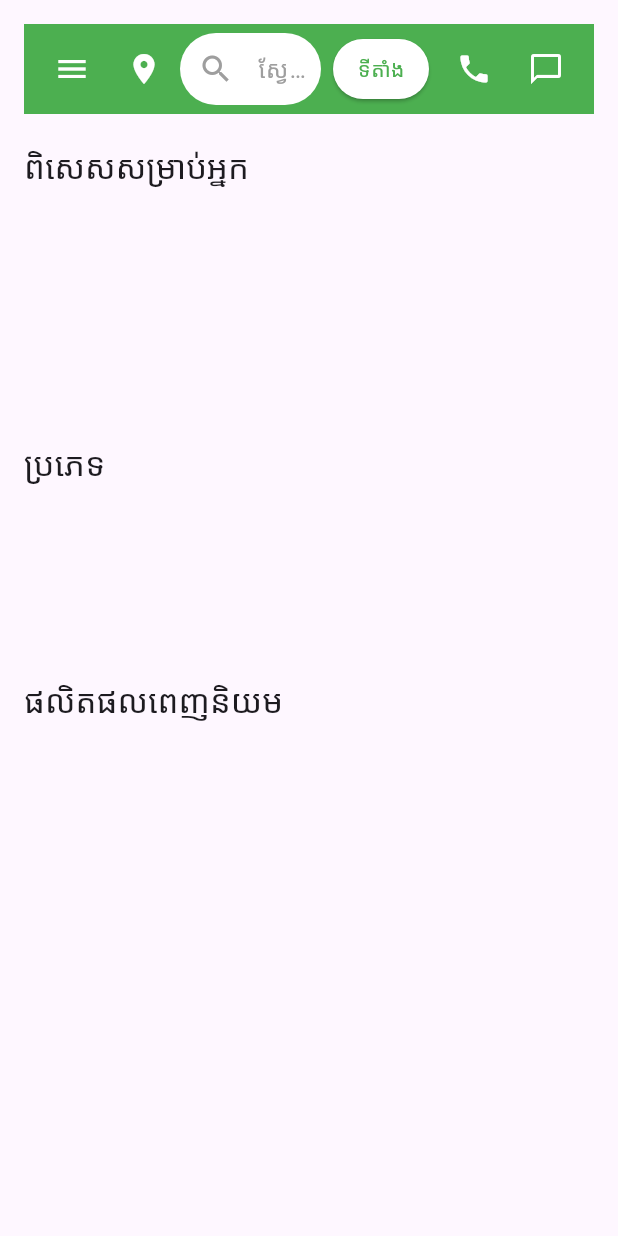
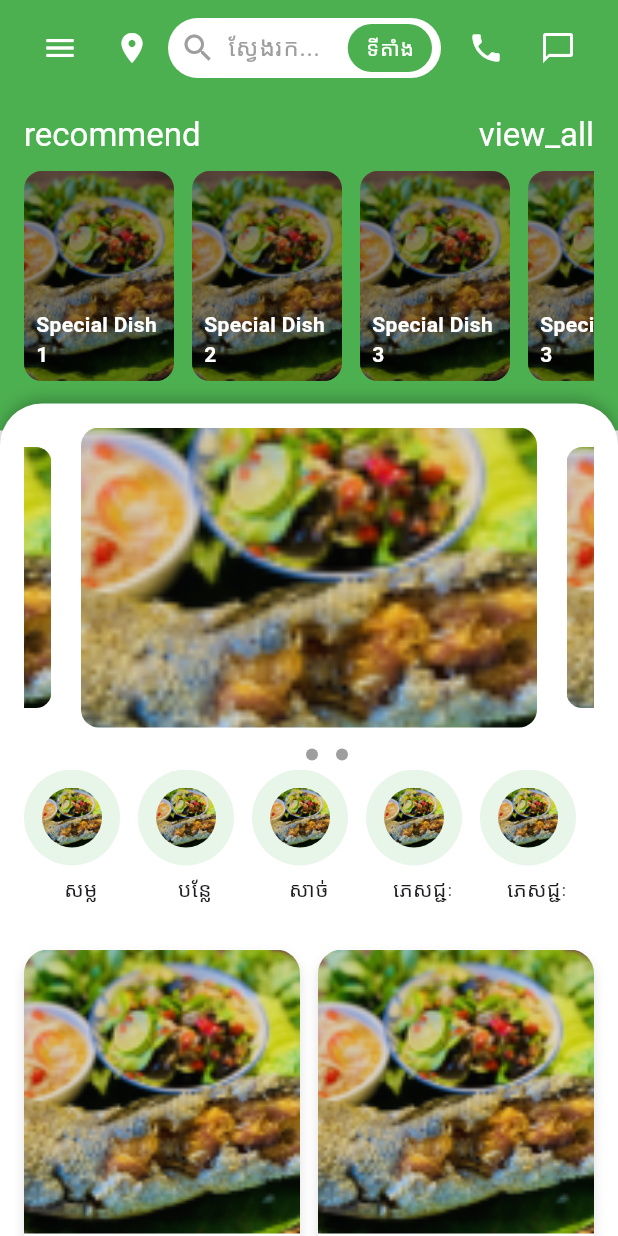
Before and after one commit to Chhoranndorn/ecommerce_app_fullstack, a Flutter app: the HomeView screen opened by its route, after a tap on the "menu" icon, on a phone screen of 412 x 824 dp. Run offline on Flutter 3.47's test engine with Material 3 defaults, Android fonts, the light colour scheme and no system bars; drawn by our look-alikes of carousel_slider, dots_indicator; our stand-ins replace cached_network_image, dio, get, shared_preferences; accounts and stored records are empty; network calls fail.

Commit message:
update homescreen

```diff
--- a/lib/app/modules/home/controllers/home_controller.dart
+++ b/lib/app/modules/home/controllers/home_controller.dart
@@ -13,56 +13,63 @@ class HomeController extends GetxController {
   var user = {}.obs;
   var isLoading = true.obs;
   var errorMessage = "".obs;
-  var specials = <Special>[].obs;
-  var categories = <Category>[].obs;
-  var products = <Product>[].obs;
+  // var specials = <Special>[].obs;
+  // var categories = <Category>[].obs;
+  // var products = <Product>[].obs;
 
   @override
- void onInit(){
+  void onInit() {
     super.onInit();
     fetchProfile();
     fetchHomeData();
   }
 
- Future<void> fetchHomeData()async{
-  try{
+  Future<void> fetchHomeData() async {
+    try {
       isLoading.value = true;
       final data = await _service.fetchHomeData();
-      specials.assignAll(data["specials"] as List<Special>);
-      categories.assignAll(data["categories"] as List<Category>);
-      products.assignAll(data["products"] as List<Product>);
+      // specials.assignAll(data["specials"] as List<Special>);
+      // categories.assignAll(data["categories"] as List<Category>);
+      // products.assignAll(data["products"] as List<Product>);
       errorMessage.value = "";
-  }catch(e){
+    } catch (e) {
       errorMessage.value = "Failed to load data";
-  }finally{
+    } finally {
       isLoading.value = false;
     }
   }
 
   // Dashboard state
 
-  // var categories = [
-  //   {"name": "សម្ល", "icon": Images.catDrink},
-  //   {"name": "បន្លែ", "icon": Images.catDrink},
-  //   {"name": "សាច់", "icon": Images.catDrink},
-  //   {"name": "ភេសជ្ជៈ", "icon": Images.catDrink},
-  //   {"name": "ភេសជ្ជៈ", "icon": Images.catDrink},
-  //   {"name": "ភេសជ្ជៈ", "icon": Images.catDrink},
-  //   {"name": "ភេសជ្ជៈ", "icon": Images.catDrink},
-  //   {"name": "ភេសជ្ជៈ", "icon": Images.catDrink},
-  // ].obs;
+  var categories = [
+    {"name": "សម្ល", "icon": Images.catDrink},
+    {"name": "បន្លែ", "icon": Images.catDrink},
+    {"name": "សាច់", "icon": Images.catDrink},
+    {"name": "ភេសជ្ជៈ", "icon": Images.catDrink},
+    {"name": "ភេសជ្ជៈ", "icon": Images.catDrink},
+    {"name": "ភេសជ្ជៈ", "icon": Images.catDrink},
+    {"name": "ភេសជ្ជៈ", "icon": Images.catDrink},
+    {"name": "ភេសជ្ជៈ", "icon": Images.catDrink},
+  ].obs;
 
-  // var specials = [
-  //   {"name": "Special Dish 1", "image": Images.catDrink},
-  //   {"name": "Special Dish 2", "image": Images.catDrink},
-  //   {"name": "Special Dish 3", "image": Images.catDrink},
-  // ].obs;
+  var specials = [
+    {"name": "Special Dish 1", "image": Images.catDrink},
+    {"name": "Special Dish 2", "image": Images.catDrink},
+    {"name": "Special Dish 3", "image": Images.catDrink},
+    {"name": "Special Dish 3", "image": Images.catDrink},
+    {"name": "Special Dish 3", "image": Images.catDrink},
+  ].obs;
 
-  // var products = [
-  //   {"name": "ទឹកត្រីមួយកែវ", "price": 2.0, "image": Images.catDrink},
-  //   {"name": "សាច់ក្រក", "price": 10.0, "image": Images.catDrink},
-  //   {"name": "កាហ្វេតែខែ", "price": 1.0, "image": Images.catDrink},
-  // ].obs;
+  var products = [
+    {"name": "ទឹកត្រីមួយកែវ", "price": 2.0, "image": Images.catDrink},
+    {"name": "សាច់ក្រក", "price": 10.0, "image": Images.catDrink},
+    {"name": "កាហ្វេតែខែ", "price": 1.0, "image": Images.catDrink},
+  ].obs;
+  var imageUrls = [
+    {"image": Images.catDrink},
+    {"image": Images.catDrink},
+    {"image": Images.catDrink},
+  ].obs;
 
   Future<void> fetchProfile() async {
     try {
@@ -84,8 +91,4 @@ fetchHomeData();
       Get.snackbar("Error", e.toString());
     }
   }
-
-
-
-
 }
--- a/lib/app/modules/home/views/home_view.dart
+++ b/lib/app/modules/home/views/home_view.dart
@@ -1,4 +1,5 @@
-import 'package:e_commerce_app/app/widgets/custom_cached_image.dart';
+import 'package:e_commerce_app/app/widgets/my_carousel.dart';
+import 'package:e_commerce_app/util/img_provider.dart';
 import 'package:flutter/material.dart';
 import 'package:get/get.dart';
 import '../controllers/home_controller.dart';
@@ -9,87 +10,94 @@ class HomeView extends GetView<HomeController> {
 
   @override
   Widget build(BuildContext context) {
-
     final GlobalKey<ScaffoldState> _scaffoldKey = GlobalKey<ScaffoldState>();
 
     return Scaffold(
       key: _scaffoldKey,
-      drawer: const DrawerView(), // 👈 Drawer only in Home
+      drawer: const DrawerView(),
       body: SafeArea(
         child: SingleChildScrollView(
-          padding: const EdgeInsets.all(16),
+          padding: EdgeInsets.zero,
           child: Column(
             crossAxisAlignment: CrossAxisAlignment.start,
             children: [
-              // 🔹 Top Bar (Menu + Location + Search + Phone + Chat)
               Container(
+                width: double.infinity,
+                color: Colors.green,
+                child: Padding(
                   padding:
-                    const EdgeInsets.symmetric(horizontal: 8, vertical: 6),
-                decoration: const BoxDecoration(color: Colors.green),
-                child: Row(
+                      const EdgeInsets.symmetric(horizontal: 16, vertical: 8),
+                  child: Column(
+                    crossAxisAlignment: CrossAxisAlignment.start,
                     children: [
-                    // Menu
+                      Row(
+                        children: [
                           IconButton(
                             icon: const Icon(Icons.menu, color: Colors.white),
                             onPressed: () {
                               _scaffoldKey.currentState?.openDrawer();
                             },
                           ),
-
-                    // Location Icon
                           IconButton(
-                      icon: const Icon(Icons.location_on, color: Colors.white),
+                            icon: const Icon(Icons.location_on,
+                                color: Colors.white),
                             onPressed: () {},
                           ),
-
-                    // Search field
                           Expanded(
+                            child: Container(
+                              height: 40,
+                              decoration: BoxDecoration(
+                                color: Colors.white,
+                                borderRadius: BorderRadius.circular(30),
+                              ),
+                              child: Row(
+                                children: [
+                                  const SizedBox(width: 8),
+                                  const Icon(Icons.search, color: Colors.grey),
+                                  const SizedBox(width: 8),
+                                  // Search text
+                                  const Expanded(
                                     child: TextField(
                                       decoration: InputDecoration(
                                         hintText: "ស្វែងរក...",
-                          hintStyle: const TextStyle(color: Colors.grey),
-                          prefixIcon:
-                              const Icon(Icons.search, color: Colors.grey),
-                          border: OutlineInputBorder(
-                            borderRadius: BorderRadius.circular(30),
-                            borderSide: BorderSide.none,
-                          ),
-                          filled: true,
-                          fillColor: Colors.white,
+                                        hintStyle:
+                                            TextStyle(color: Colors.grey),
+                                        border: InputBorder.none,
+                                        isDense: true,
                                         contentPadding:
-                              const EdgeInsets.symmetric(vertical: 0),
+                                            EdgeInsets.symmetric(vertical: 8),
                                       ),
                                     ),
                                   ),
-
-                    const SizedBox(width: 8),
-
-                    // Location button
-                    ElevatedButton(
-                      style: ElevatedButton.styleFrom(
-                        backgroundColor: Colors.white,
+                                  const SizedBox(width: 6),
+                                  // “ទីតាំង” button inside search bar
+                                  Container(
+                                    margin: const EdgeInsets.only(right: 6),
                                     padding: const EdgeInsets.symmetric(
-                            horizontal: 12, vertical: 8),
-                        shape: RoundedRectangleBorder(
+                                        horizontal: 12, vertical: 6),
+                                    decoration: BoxDecoration(
+                                      color: Colors.green,
                                       borderRadius: BorderRadius.circular(30),
                                     ),
-                      ),
-                      onPressed: () {},
                                     child: const Text(
                                       "ទីតាំង",
-                        style: TextStyle(color: Colors.green),
+                                      style: TextStyle(color: Colors.white),
+                                    ),
+                                  ),
+                                ],
+                              ),
                             ),
                           ),
 
                           const SizedBox(width: 6),
 
-                    // Phone
+                          // ☎️ Phone icon
                           IconButton(
                             icon: const Icon(Icons.phone, color: Colors.white),
                             onPressed: () {},
                           ),
 
-                    // Chat
+                          // 💬 Chat icon
                           IconButton(
                             icon: const Icon(Icons.chat_bubble_outline,
                                 color: Colors.white),
@@ -97,61 +105,105 @@ class HomeView extends GetView<HomeController> {
                           ),
                         ],
                       ),
+                      // 🌟 Specials
+                      const SizedBox(
+                        height: 20,
                       ),
-
-              const SizedBox(height: 20),
-
-              // 🌟 Specials
-              Text("ពិសេសសម្រាប់អ្នក",
-                  style: Theme.of(context).textTheme.titleLarge),
+                      Row(
+                        children: [
+                          Text("recommend",
+                              style: Theme.of(context)
+                                  .textTheme
+                                  .titleLarge
+                                  ?.copyWith(color: Colors.white)),
+                          Spacer(),
+                          Text("view_all",
+                              style: Theme.of(context)
+                                  .textTheme
+                                  .titleLarge
+                                  ?.copyWith(color: Colors.white)),
+                        ],
+                      ),
                       const SizedBox(height: 10),
 
                       Obx(() => SizedBox(
                             height: 140,
-                    child: ListView.builder(
+                            child: ListView.separated(
                               scrollDirection: Axis.horizontal,
                               itemCount: controller.specials.length,
+                              separatorBuilder: (context, index) =>
+                                  const SizedBox(
+                                width: 12,
+                              ),
                               itemBuilder: (context, index) {
-
                                 final item = controller.specials[index];
-                        print("imagss:${item.image}");
-                        return Container(
-                          width: 180,
-                          margin: const EdgeInsets.only(right: 12),
-                          decoration: BoxDecoration(
+                                print("imagss:${item['image']}");
+                                return SizedBox(
+                                  width: 100,
+                                  child: Stack(
+                                    children: [
+                                      ClipRRect(
                                         borderRadius: BorderRadius.circular(12),
-                                        image:
-                                        DecorationImage(
-              image: NetworkImage(item.image), // ✅ model property
+                                        child: Img.widget(
+                                          item['image'].toString(),
                                           fit: BoxFit.cover,
+                                          width: double.infinity,
+                                          height: double.infinity,
                                         ),
                                       ),
-                          child: Container(
+                                      Container(
                                         alignment: Alignment.bottomCenter,
                                         decoration: BoxDecoration(
-                              borderRadius: BorderRadius.circular(12),
+                                          borderRadius:
+                                              BorderRadius.circular(12),
                                           color: Colors.black38,
                                         ),
                                         padding: const EdgeInsets.all(8),
                                         child: Text(
-                              item.name,
+                                          item['name'].toString(),
                                           style: const TextStyle(
                                             color: Colors.white,
                                             fontWeight: FontWeight.bold,
                                           ),
                                         ),
                                       ),
+                                    ],
+                                  ),
                                 );
                               },
                             ),
                           )),
-
-              const SizedBox(height: 20),
-
-              // 📂 Categories
-              Text("ប្រភេទ", style: Theme.of(context).textTheme.titleLarge),
-              const SizedBox(height: 10),
-
+                      const SizedBox(
+                        height: 25,
+                      )
+                    ],
+                  ),
+                ),
+              ),
+              Transform.translate(
+                offset: const Offset(0, -18),
+                child: Container(
+                  width: double.infinity,
+                  decoration: const BoxDecoration(
+                    color: Colors.white,
+                    borderRadius: BorderRadius.only(
+                      topLeft: Radius.circular(28),
+                      topRight: Radius.circular(28),
+                    ),
+                    boxShadow: [
+                      BoxShadow(
+                        color: Colors.black26,
+                        blurRadius: 8,
+                        offset: Offset(0, -2),
+                      ),
+                    ],
+                  ),
+                  padding: const EdgeInsets.all(16),
+                  child: Column(
+                    crossAxisAlignment: CrossAxisAlignment.start,
+                    children: [
+                      Obx(() => MyCarouselWidget(
+                          items: controller.imageUrls.toList())),
                       Obx(() => SizedBox(
                             height: 100,
                             child: ListView.builder(
@@ -168,28 +220,23 @@ class HomeView extends GetView<HomeController> {
                                         color: Colors.green.shade50,
                                         borderRadius: BorderRadius.circular(50),
                                       ),
-child: CustomCachedImage(
-  imageUrl: cat.icon,
+                                      // child: CustomCachedImage(
+                                      //   imageUrl: cat['icon'].toString(),
+                                      child: Img.widget(
+                                        cat['icon'].toString(),
                                         width: 40,
                                         height: 40,
                                         borderRadius: BorderRadius.circular(50),
                                       ),
                                     ),
                                     const SizedBox(height: 6),
-                            Text(cat.name),
+                                    Text(cat['name'].toString()),
                                   ],
                                 );
                               },
                             ),
                           )),
-
                       const SizedBox(height: 20),
-
-              // 🛍 Products Grid
-              Text("ផលិតផលពេញនិយម",
-                  style: Theme.of(context).textTheme.titleLarge),
-              const SizedBox(height: 10),
-
                       Obx(() => GridView.builder(
                             shrinkWrap: true,
                             physics: const NeverScrollableScrollPhysics(),
@@ -203,7 +250,7 @@ child: CustomCachedImage(
                             ),
                             itemBuilder: (context, index) {
                               final product = controller.products[index];
-                      print("product_image: ${product.image}");
+                              print("product_image: ${product['image']}");
                               return Container(
                                 decoration: BoxDecoration(
                                   color: Colors.white,
@@ -221,10 +268,13 @@ child: CustomCachedImage(
                                   children: [
                                     Expanded(
                                       child: ClipRRect(
-                                borderRadius: const BorderRadius.vertical(
+                                        borderRadius:
+                                            const BorderRadius.vertical(
                                                 top: Radius.circular(16)),
-  child: Image.network(
-  product.image, // ✅ NetworkImage
+                                        // child: Image.network(
+                                        child: Img.widget(
+                                          product['image']
+                                              .toString(), // ✅ NetworkImage
                                           fit: BoxFit.cover,
                                           width: double.infinity,
                                         ),
@@ -233,17 +283,18 @@ child: CustomCachedImage(
                                     Padding(
                                       padding: const EdgeInsets.all(8),
                                       child: Column(
-                                crossAxisAlignment: CrossAxisAlignment.start,
+                                        crossAxisAlignment:
+                                            CrossAxisAlignment.start,
                                         children: [
                                           Text(
-                                    product.name.toString(),
+                                            product['name'].toString(),
                                             maxLines: 1,
                                             overflow: TextOverflow.ellipsis,
                                             style: const TextStyle(
                                                 fontWeight: FontWeight.bold),
                                           ),
                                           Text(
-                                    "\$${product.price}",
+                                            "\$${product['price']}",
                                             style: const TextStyle(
                                                 color: Colors.green),
                                           ),
@@ -259,6 +310,10 @@ child: CustomCachedImage(
                   ),
                 ),
               ),
+            ],
+          ),
+        ),
+      ),
     );
   }
 }
--- /dev/null
+++ b/lib/app/modules/home/widget/search_location_bar.dart
@@ -0,0 +1,46 @@
+import 'package:flutter/material.dart';
+
+class SearchLocationBar extends StatelessWidget {
+  final VoidCallback? onLocationPressed;
+
+  const SearchLocationBar({super.key, this.onLocationPressed});
+
+  @override
+  Widget build(BuildContext context) {
+    return Row(
+      children: [
+        Expanded(
+          child: TextField(
+            decoration: InputDecoration(
+              hintText: "ស្វែងរក...",
+              hintStyle: const TextStyle(color: Colors.grey),
+              prefixIcon: const Icon(Icons.search, color: Colors.grey),
+              border: OutlineInputBorder(
+                borderRadius: BorderRadius.circular(30),
+                borderSide: BorderSide.none,
+              ),
+              filled: true,
+              fillColor: Colors.white,
+              contentPadding: const EdgeInsets.symmetric(vertical: 0),
+            ),
+          ),
+        ),
+        const SizedBox(width: 8),
+        ElevatedButton(
+          style: ElevatedButton.styleFrom(
+            backgroundColor: Colors.white,
+            padding: const EdgeInsets.symmetric(horizontal: 12, vertical: 8),
+            shape: RoundedRectangleBorder(
+              borderRadius: BorderRadius.circular(30),
+            ),
+          ),
+          onPressed: onLocationPressed,
+          child: const Text(
+            "ស្វែងរក",
+            style: TextStyle(color: Colors.green),
+          ),
+        ),
+      ],
+    );
+  }
+}
--- /dev/null
+++ b/lib/app/widgets/my_carousel.dart
@@ -0,0 +1,58 @@
+import 'package:carousel_slider/carousel_slider.dart';
+import 'package:dots_indicator/dots_indicator.dart';
+import 'package:e_commerce_app/util/img_provider.dart';
+import 'package:flutter/material.dart';
+
+class MyCarouselWidget extends StatefulWidget {
+  final List<Map<String, dynamic>> items;
+  const MyCarouselWidget({super.key, required this.items});
+  @override
+  State<MyCarouselWidget> createState() => _MyCarouselWidgetState();
+}
+
+class _MyCarouselWidgetState extends State<MyCarouselWidget> {
+  int currentIndex = 0;
+
+  @override
+  Widget build(BuildContext context) {
+    return Column(
+      children: [
+        CarouselSlider.builder(
+          itemCount: widget.items.length,
+          itemBuilder: (context, index, realIndex) {
+            final imageUrl = widget.items[index];
+            return ClipRRect(
+              borderRadius: BorderRadius.circular(12),
+              child: Img.widget(
+                imageUrl["image"],
+                fit: BoxFit.cover,
+                width: double.infinity,
+                height: double.infinity,
+              ),
+            );
+          },
+          options: CarouselOptions(
+            height: 200,
+            autoPlay: true,
+            enlargeCenterPage: true,
+            onPageChanged: (index, reason) {
+              setState(() {
+                currentIndex = index;
+              });
+            },
+          ),
+        ),
+        const SizedBox(height: 8),
+        DotsIndicator(
+          dotsCount: widget.items.length,
+          position: currentIndex.toDouble(),
+          decorator: DotsDecorator(
+            activeColor: Colors.white,
+            size: const Size.square(8),
+            activeSize: const Size(12, 8),
+          ),
+        ),
+      ],
+    );
+  }
+}
--- /dev/null
+++ b/lib/util/img_provider.dart
@@ -0,0 +1,25 @@
+import 'package:flutter/material.dart';
+
+class Img {
+  static ImageProvider provider(String src) {
+    if (src.startsWith('http://') || src.startsWith('https://')) {
+      return NetworkImage(src);
+    }
+    return AssetImage(src);
+  }
+
+  static Widget widget(
+    String src, {
+    double? width,
+    double? height,
+    BoxFit fit = BoxFit.cover,
+    BorderRadius? borderRadius,
+  }) {
+    final img =
+        Image(image: provider(src), width: width, height: height, fit: fit);
+    if (borderRadius != null) {
+      return ClipRRect(borderRadius: borderRadius, child: img);
+    }
+    return img;
+  }
+}
--- a/pubspec.yaml
+++ b/pubspec.yaml
@@ -2,7 +2,7 @@ name: e_commerce_app
 description: "A new Flutter project."
 # The following line prevents the package from being accidentally published to
 # pub.dev using `flutter pub publish`. This is preferred for private packages.
-publish_to: 'none' # Remove this line if you wish to publish to pub.dev
+publish_to: "none" # Remove this line if you wish to publish to pub.dev
 
 # The following defines the version and build number for your application.
 # A version number is three numbers separated by dots, like 1.2.43
@@ -38,6 +38,8 @@ dependencies:
   dio: ^5.9.0
   shared_preferences: ^2.5.3
   cached_network_image: ^3.4.1
+  carousel_slider: ^5.1.1
+  dots_indicator: ^4.0.1
 
 dev_dependencies:
   flutter_test:
@@ -55,7 +57,6 @@ dev_dependencies:
 
 # The following section is specific to Flutter packages.
 flutter:
-
   # The following line ensures that the Material Icons font is
   # included with your application, so that you can use the icons in
   # the material Icons class.
```
Also changed, not shown: pubspec.lock. Lines whose indentation alone changed are shown as unchanged.
